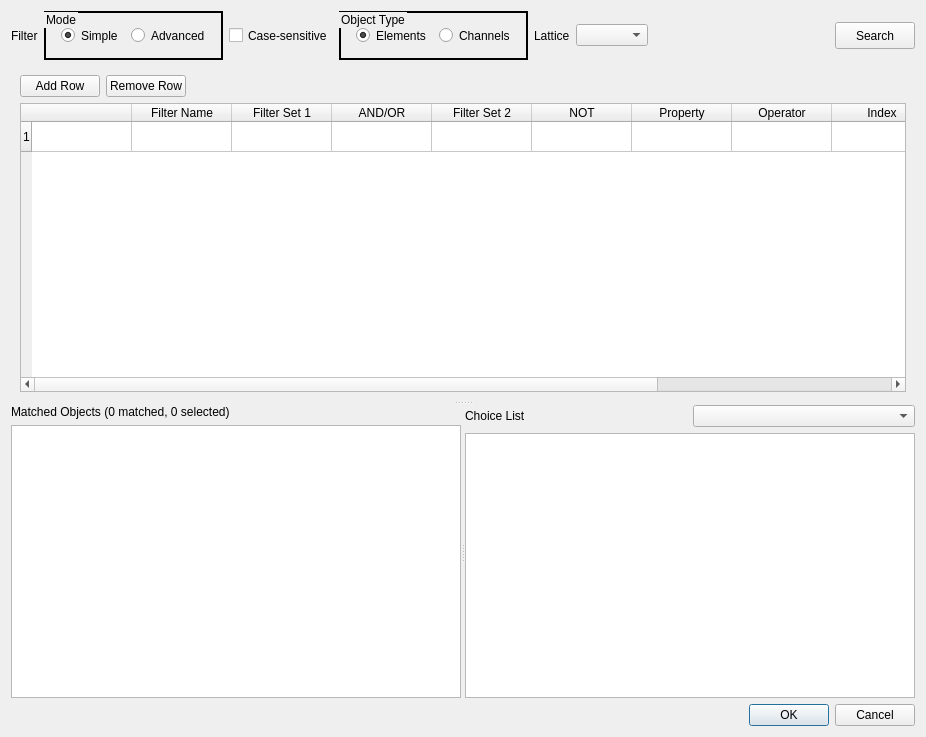
Before: the Qt Designer form gui/Qt4Designer_files/ui_channel_explorer.ui in NSLS-II/aphla, drawn with Qt 5.
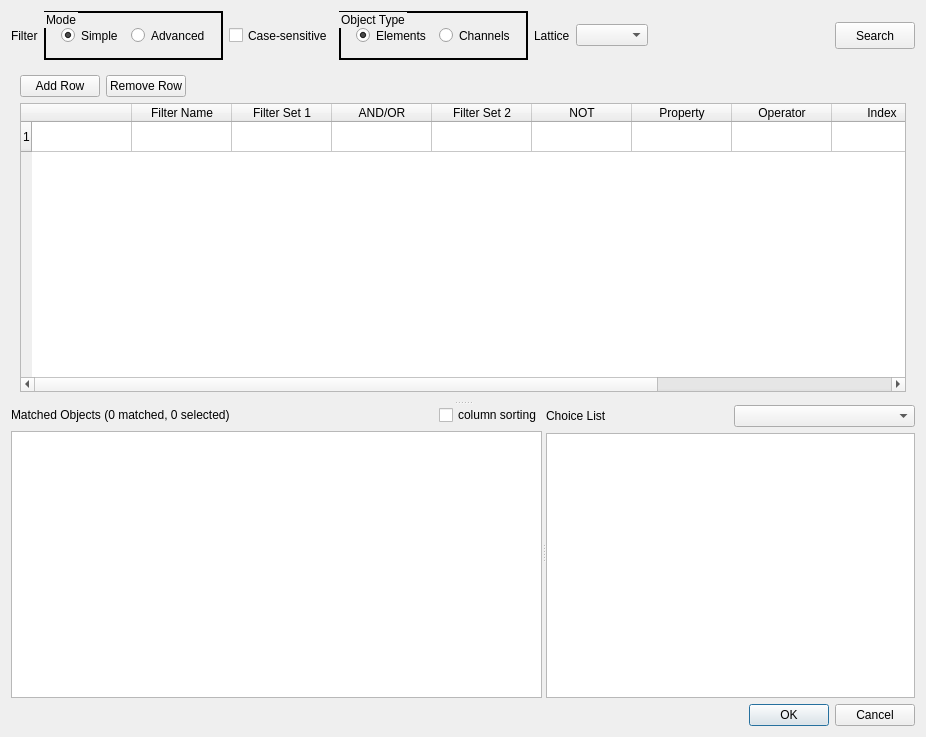
After: the same form once the commit is applied. The open tabs and pages were chosen to show the change.

Commit message: clipboard + column sorting switch for chX

Diff of the .ui file:
```diff
--- a/gui/Qt4Designer_files/ui_channel_explorer.ui
+++ b/gui/Qt4Designer_files/ui_channel_explorer.ui
@@ -546,6 +546,8 @@
       <widget class="QWidget" name="layoutWidget">
        <layout class="QVBoxLayout" name="verticalLayout_3">
         <item>
+         <layout class="QHBoxLayout" name="horizontalLayout_6">
+          <item>
          <widget class="QLabel" name="label_nMatched_nSelected">
           <property name="maximumSize">
            <size>
@@ -559,6 +561,28 @@
          </widget>
         </item>
         <item>
+           <spacer name="horizontalSpacer_4">
+            <property name="orientation">
+             <enum>Qt::Horizontal</enum>
+            </property>
+            <property name="sizeHint" stdset="0">
+             <size>
+              <width>40</width>
+              <height>20</height>
+             </size>
+            </property>
+           </spacer>
+          </item>
+          <item>
+           <widget class="QCheckBox" name="checkBox_matched_table_column_sorting">
+            <property name="text">
+             <string>column sorting</string>
+            </property>
+           </widget>
+          </item>
+         </layout>
+        </item>
+        <item>
          <widget class="QTableView" name="tableView_matched">
           <property name="sizePolicy">
            <sizepolicy hsizetype="Expanding" vsizetype="Expanding">
```
Left out of the diff: 24 changed lines with no effect on the pictures. Lines whose indentation alone changed are shown as unchanged. The commit also changes 2 other files.
